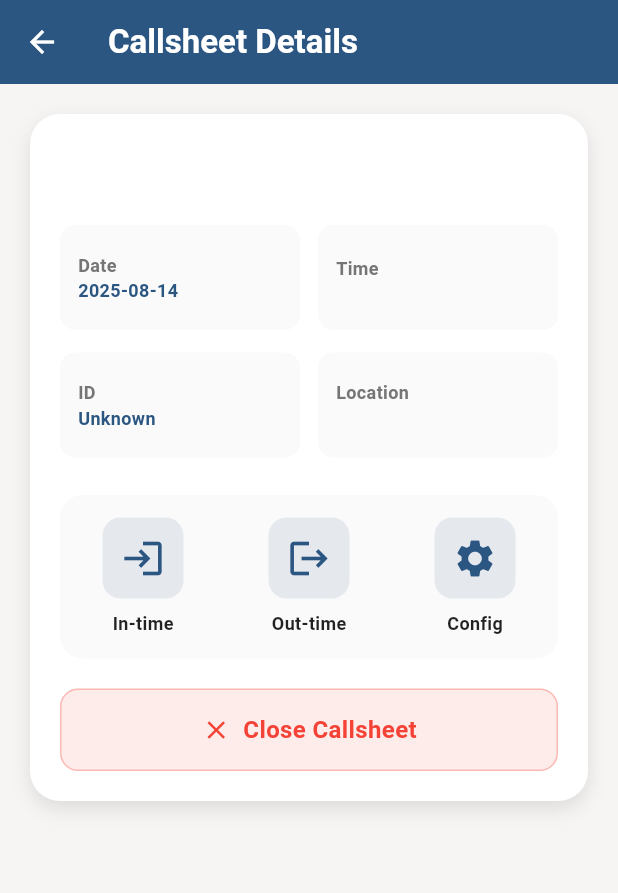
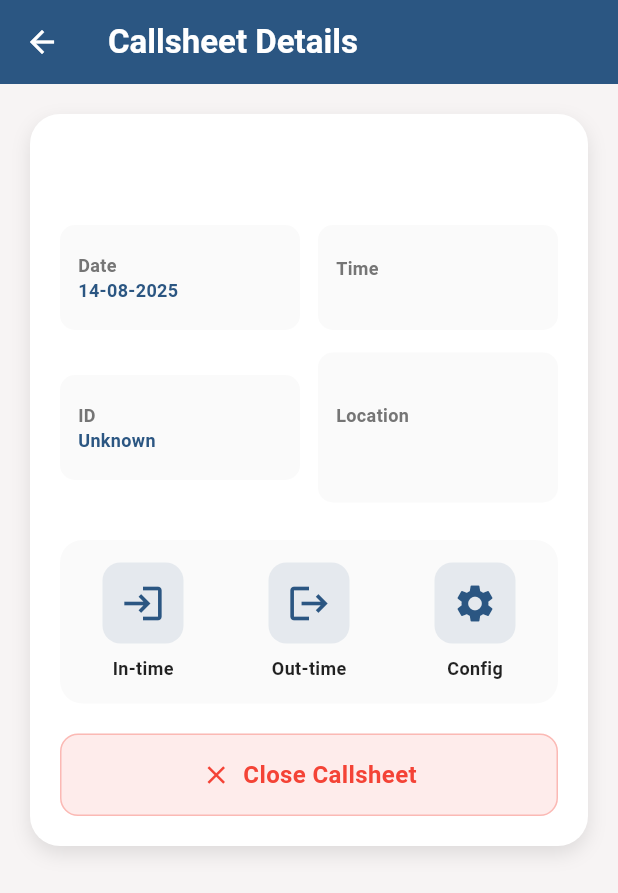
Before and after one commit to CHARLESJESU/cinefo_driver_incharge, a Flutter app: the OfflineCallsheetDetailScreen screen opened directly with empty values, on a phone screen of 412 x 824 dp. Shown: the top 893 px of the screen. Run offline on Flutter 3.47's test engine with Material 3 defaults, Android fonts, the phone set to English and light mode, and no system bars; our stand-ins replace connectivity_plus, device_info_plus, flutter_map, geocoding, geolocator, image_picker and 4 more; missing offline and left inert: encrypt, nfc_manager, workmanager; accounts and stored records are empty; network calls fail.

```diff
--- a/lib/Screens/Attendance/dailogei.dart
+++ b/lib/Screens/Attendance/dailogei.dart
@@ -312,8 +312,7 @@ class IntimeSyncService {
           "attendanceStatus": row['attendance_status'],
           "location": row['location'],
         });
-        print(
-            'IntimeSyncService: Sending POST request with body: $requestBody');
+
         final response = await http.post(
           processSessionRequest,
           headers: {
@@ -324,7 +323,8 @@ class IntimeSyncService {
           },
           body: requestBody,
         );
-
+        print(
+            'IntimeSyncService: Sending POST request with body: $requestBody');
         // Print response body in chunks to handle large responses
         print('📊 Response body length: ${response.body.length}');
         if (response.body.isNotEmpty) {
--- a/lib/Screens/Home/offline_callsheet_detail_screen.dart
+++ b/lib/Screens/Home/offline_callsheet_detail_screen.dart
@@ -44,8 +44,18 @@ class OfflineCallsheetDetailScreen extends StatelessWidget {
   Widget build(BuildContext context) {
     final String name = callsheet['name']?.toString() ?? 'Unknown';
 
-    final String createdAt =
+    final String createdAtRaw =
         (callsheet['created_at']?.toString() ?? '').split('T').first;
+    // For display only
+    String createdAtDisplay = createdAtRaw;
+    try {
+      if (createdAtRaw.isNotEmpty) {
+        final parts = createdAtRaw.split('-');
+        if (parts.length == 3) {
+          createdAtDisplay = "${parts[2]}-${parts[1]}-${parts[0]}";
+        }
+      }
+    } catch (_) {}
     final String? id = callsheet['callSheetNo']?.toString();
     final String? location = callsheet['location']?.toString();
     final String? Moviename = callsheet['MovieName']?.toString();
@@ -56,16 +66,16 @@ class OfflineCallsheetDetailScreen extends StatelessWidget {
     final String currentDate =
         "${now.year}-${now.month.toString().padLeft(2, '0')}-${now.day.toString().padLeft(2, '0')}";
 
-    // Parse the createdAt date
+    // Parse the createdAtRaw date for logic
     DateTime? callsheetDate;
     try {
-      callsheetDate = DateTime.parse(createdAt);
+      callsheetDate = DateTime.parse(createdAtRaw);
     } catch (e) {
       print('Error parsing date: $e');
     }
 
     // Determine button states based on date comparison
-    bool isToday = createdAt == currentDate;
+    bool isToday = createdAtRaw == currentDate;
     bool isPastDate = false;
 
     if (callsheetDate != null) {
@@ -156,7 +166,7 @@ class OfflineCallsheetDetailScreen extends StatelessWidget {
                                   ),
                                 ),
                                 Text(
-                                  createdAt,
+                                  createdAtDisplay,
                                   style: TextStyle(
                                     color: Color(0xFF2B5682),
                                     fontSize: 12,
@@ -242,7 +252,7 @@ class OfflineCallsheetDetailScreen extends StatelessWidget {
                         SizedBox(width: 12),
                         Expanded(
                           child: Container(
-                            height: 70,
+                            height: 100,
                             padding: EdgeInsets.all(12),
                             decoration: BoxDecoration(
                               color: Colors.grey[50],
@@ -260,13 +270,27 @@ class OfflineCallsheetDetailScreen extends StatelessWidget {
                                     fontWeight: FontWeight.w600,
                                   ),
                                 ),
-                                Text(
-                                  location ?? 'Unknown',
-                                  style: TextStyle(
-                                    color: Color(0xFF2B5682),
-                                    fontSize: 12,
-                                    fontWeight: FontWeight.w600,
-                                  ),
+                                Builder(
+                                  builder: (context) {
+                                    final loc = location ?? 'Unknown';
+                                    double fontSize = 12;
+                                    if (loc.length > 40) {
+                                      fontSize = 9;
+                                    }
+                                    if (loc.length > 80) {
+                                      fontSize = 7;
+                                    }
+                                    return Text(
+                                      loc,
+                                      style: TextStyle(
+                                        color: Color(0xFF2B5682),
+                                        fontSize: fontSize,
+                                        fontWeight: FontWeight.w600,
+                                      ),
+                                      maxLines: 3,
+                                      overflow: TextOverflow.ellipsis,
+                                    );
+                                  },
                                 ),
                               ],
                             ),
--- a/lib/Screens/callsheet/createcallsheet.dart
+++ b/lib/Screens/callsheet/createcallsheet.dart
@@ -311,10 +311,13 @@ class _CreateCallSheetState extends State<CreateCallSheet> {
   }
 
   Future<void> _selectDate() async {
+    final DateTime today = DateTime.now();
     final DateTime? picked = await showDatePicker(
       context: context,
-      initialDate: selectedDate ?? DateTime.now(),
-      firstDate: DateTime(2020),
+      initialDate: selectedDate != null && selectedDate!.isAfter(today)
+          ? selectedDate!
+          : today,
+      firstDate: DateTime(today.year, today.month, today.day),
       lastDate: DateTime(2030),
     );
     if (picked != null && picked != selectedDate) {
```
